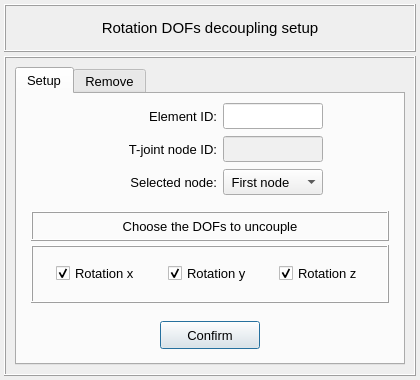
First picture: the form in pulse/interface/data/ui_files/model/setup/structural/decoupling_rotation_dofs_input.ui, repository open-pulse/OpenPulse, before the edit.
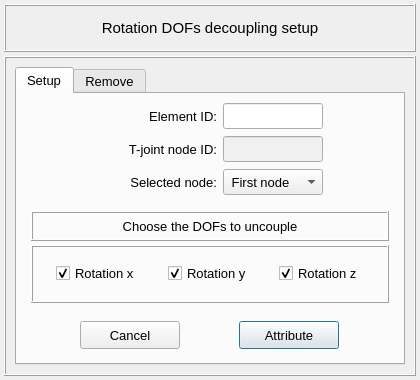
Second picture: the form after the edit.

Commit message: Adjustments on: Stress stiffening, B2P rotation decoupling, and Element length correction classes

Diff of the .ui file:
```diff
--- a/pulse/interface/data/ui_files/model/setup/structural/decoupling_rotation_dofs_input.ui
+++ b/pulse/interface/data/ui_files/model/setup/structural/decoupling_rotation_dofs_input.ui
@@ -618,6 +618,33 @@
              <property name="spacing">
               <number>0</number>
              </property>
+             <item row="0" column="1">
+              <widget class="QPushButton" name="pushButton_attribute">
+               <property name="minimumSize">
+                <size>
+                 <width>100</width>
+                 <height>28</height>
+                </size>
+               </property>
+               <property name="maximumSize">
+                <size>
+                 <width>100</width>
+                 <height>28</height>
+                </size>
+               </property>
+               <property name="font">
+                <font>
+                 <pointsize>10</pointsize>
+                </font>
+               </property>
+               <property name="styleSheet">
+                <string notr="true"/>
+               </property>
+               <property name="text">
+                <string>Attribute</string>
+               </property>
+              </widget>
+             </item>
              <item row="0" column="0">
               <widget class="QPushButton" name="pushButton_confirm">
                <property name="minimumSize">
@@ -641,7 +668,7 @@
                 <string notr="true"/>
                </property>
                <property name="text">
-                <string>Confirm</string>
+                <string>Cancel</string>
                </property>
               </widget>
              </item>
```
Left out of the diff: 6 changed lines with no effect on the pictures. The commit also changes 22 other files.
